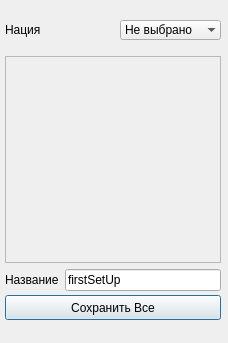
Before: the Qt Designer form test2/UI/createSetUP.ui in xskak228/PythonProjects, drawn with Qt 5.
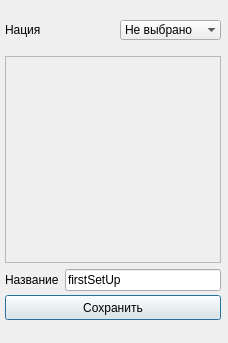
After: the same form once the commit is applied.

What changed in the file:
```diff
--- a/test2/UI/createSetUP.ui
+++ b/test2/UI/createSetUP.ui
@@ -196,7 +196,7 @@
     <string notr="true"/>
    </property>
    <property name="text">
-    <string>Сохранить Все</string>
+    <string>Сохранить</string>
    </property>
   </widget>
  </widget>
```
